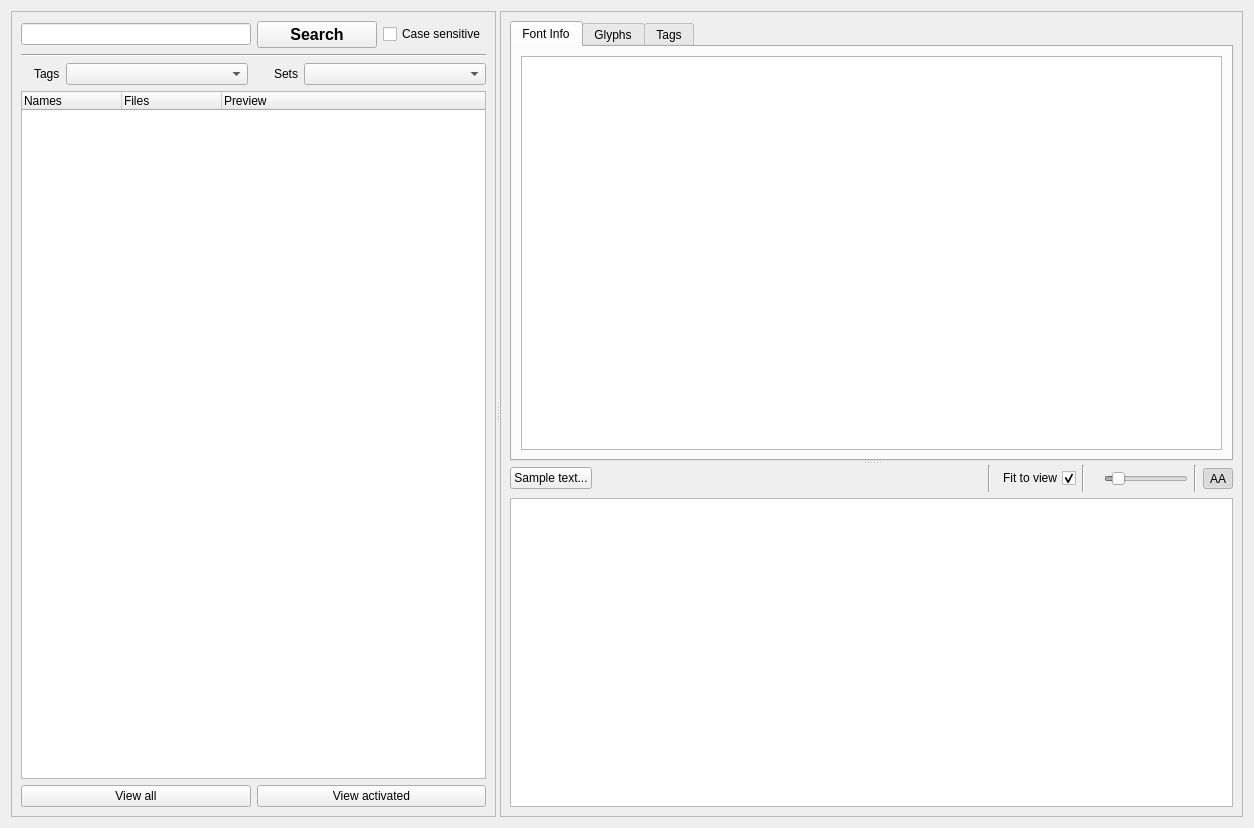
Old version of the form src/mainview.ui in the repository fontmatrix/fontmatrix.
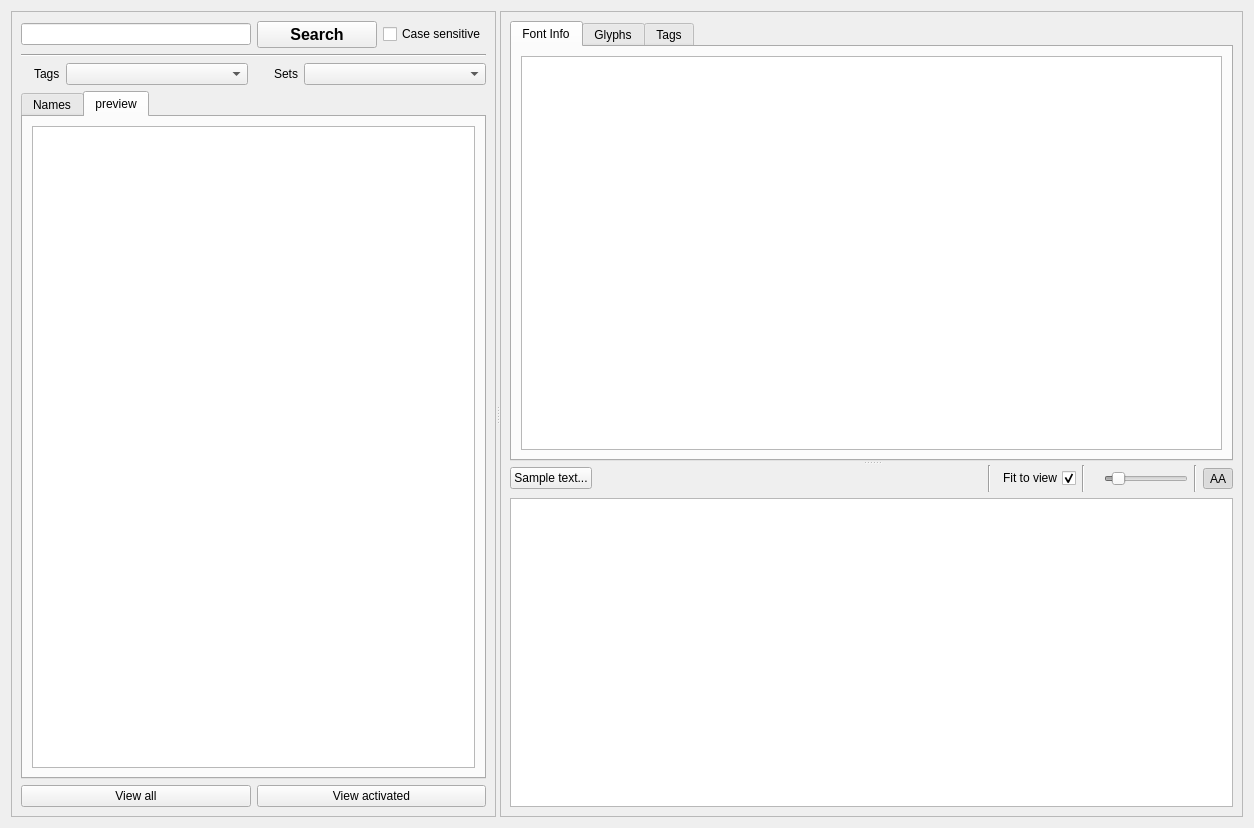
New version of the form. The open tabs and pages were chosen to show the change. Icons and pictures are not drawn. Custom widgets are drawn as their Qt base class.

Commit message: fontmatrix: ADDED A dedicated  list widget for preview (still experimental)

What changed in the file:
```diff
--- a/src/mainview.ui
+++ b/src/mainview.ui
@@ -163,6 +163,16 @@
           </layout>
          </item>
          <item>
+          <widget class="QTabWidget" name="tabWidget" >
+           <property name="currentIndex" >
+            <number>0</number>
+           </property>
+           <widget class="QWidget" name="tab_2" >
+            <attribute name="title" >
+             <string>Names</string>
+            </attribute>
+            <layout class="QGridLayout" >
+             <item row="0" column="0" >
           <widget class="QTreeWidget" name="fontTree" >
            <property name="sizePolicy" >
             <sizepolicy vsizetype="Expanding" hsizetype="Preferred" >
@@ -216,6 +226,20 @@
            </column>
           </widget>
          </item>
+            </layout>
+           </widget>
+           <widget class="QWidget" name="tab_3" >
+            <attribute name="title" >
+             <string>preview</string>
+            </attribute>
+            <layout class="QGridLayout" >
+             <item row="0" column="0" >
+              <widget class="FMPreviewList" name="previewList" />
+             </item>
+            </layout>
+           </widget>
+          </widget>
+         </item>
          <item>
           <layout class="QHBoxLayout" >
            <item>
@@ -533,6 +557,11 @@
    <extends>QGraphicsView</extends>
    <header location="global" >fmsampletextview.h</header>
   </customwidget>
+  <customwidget>
+   <class>FMPreviewList</class>
+   <extends>QGraphicsView</extends>
+   <header>fmpreviewlist.h</header>
+  </customwidget>
  </customwidgets>
  <resources>
   <include location="application.qrc" />
```
Lines whose indentation alone changed are shown as unchanged. The commit also changes 6 other files.
